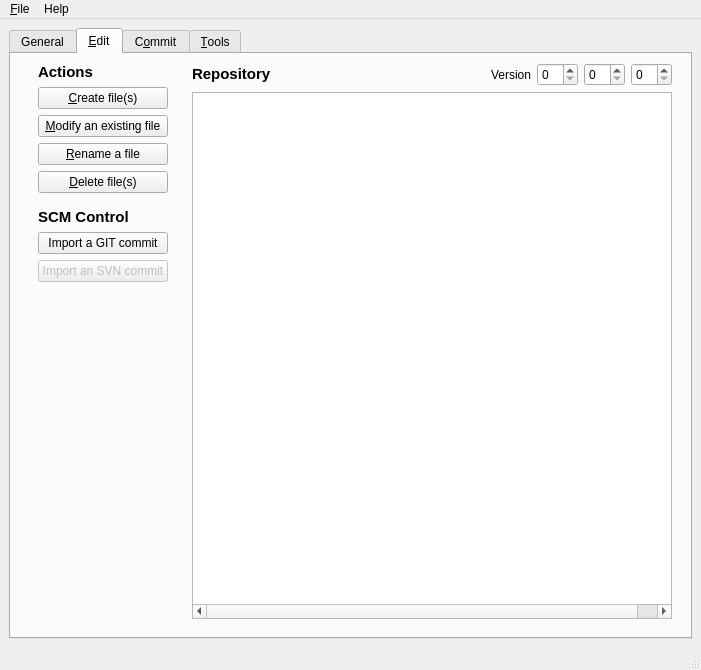
The window that resources/kiwi.ui (amireh/Kiwi) describes before a commit, drawn with Qt 5.
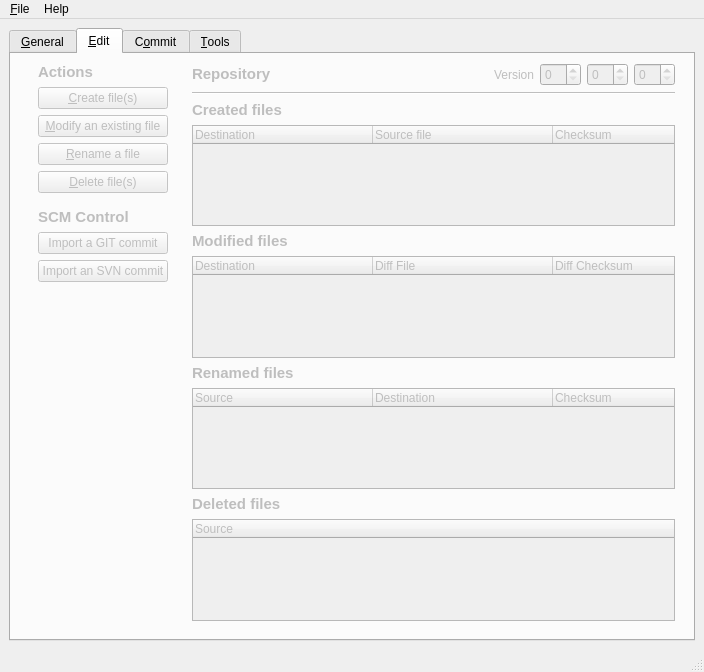
The same window after the commit. The open tabs and pages were chosen to show the change.

Commit message: added manual diff and checksum tools, creating tarball of patch repo, generating patch script, and support for two repository layout schemes

```diff
--- a/resources/kiwi.ui
+++ b/resources/kiwi.ui
@@ -6,8 +6,8 @@
    <rect>
     <x>0</x>
     <y>0</y>
-    <width>701</width>
-    <height>670</height>
+    <width>704</width>
+    <height>672</height>
    </rect>
   </property>
   <property name="windowTitle">
@@ -17,12 +17,21 @@
    <layout class="QGridLayout" name="gridLayout">
     <item row="1" column="0">
      <widget class="QTabWidget" name="tabWidget">
+      <property name="enabled">
+       <bool>true</bool>
+      </property>
+      <property name="tabShape">
+       <enum>QTabWidget::Rounded</enum>
+      </property>
       <property name="currentIndex">
        <number>0</number>
       </property>
+      <property name="documentMode">
+       <bool>false</bool>
+      </property>
       <widget class="QWidget" name="tabGeneral">
        <attribute name="title">
-        <string>General</string>
+        <string>&amp;General</string>
        </attribute>
        <layout class="QGridLayout" name="gridLayout_11">
         <item row="0" column="0">
@@ -127,6 +136,9 @@
        </layout>
       </widget>
       <widget class="QWidget" name="tabEdit">
+       <property name="enabled">
+        <bool>false</bool>
+       </property>
        <attribute name="title">
         <string>&amp;Edit</string>
        </attribute>
@@ -325,104 +337,6 @@
            <property name="verticalSpacing">
             <number>6</number>
            </property>
-           <item row="2" column="0" colspan="2">
-            <widget class="QTreeWidget" name="treeRepo">
-             <property name="sizePolicy">
-              <sizepolicy hsizetype="Preferred" vsizetype="Expanding">
-               <horstretch>0</horstretch>
-               <verstretch>0</verstretch>
-              </sizepolicy>
-             </property>
-             <property name="lineWidth">
-              <number>3</number>
-             </property>
-             <property name="midLineWidth">
-              <number>3</number>
-             </property>
-             <property name="tabKeyNavigation">
-              <bool>false</bool>
-             </property>
-             <property name="showDropIndicator" stdset="0">
-              <bool>false</bool>
-             </property>
-             <property name="alternatingRowColors">
-              <bool>true</bool>
-             </property>
-             <property name="selectionMode">
-              <enum>QAbstractItemView::ExtendedSelection</enum>
-             </property>
-             <property name="textElideMode">
-              <enum>Qt::ElideRight</enum>
-             </property>
-             <property name="indentation">
-              <number>0</number>
-             </property>
-             <property name="rootIsDecorated">
-              <bool>true</bool>
-             </property>
-             <property name="uniformRowHeights">
-              <bool>false</bool>
-             </property>
-             <property name="sortingEnabled">
-              <bool>true</bool>
-             </property>
-             <property name="animated">
-              <bool>false</bool>
-             </property>
-             <property name="allColumnsShowFocus">
-              <bool>false</bool>
-             </property>
-             <property name="headerHidden">
-              <bool>false</bool>
-             </property>
-             <attribute name="headerVisible">
-              <bool>false</bool>
-             </attribute>
-             <attribute name="headerCascadingSectionResizes">
-              <bool>false</bool>
-             </attribute>
-             <attribute name="headerDefaultSectionSize">
-              <number>100</number>
-             </attribute>
-             <attribute name="headerHighlightSections">
-              <bool>false</bool>
-             </attribute>
-             <attribute name="headerMinimumSectionSize">
-              <number>30</number>
-             </attribute>
-             <column>
-              <property name="text">
-               <string>Op</string>
-              </property>
-              <property name="font">
-               <font>
-                <weight>50</weight>
-                <bold>false</bold>
-               </font>
-              </property>
-             </column>
-             <column>
-              <property name="text">
-               <string>Client path</string>
-              </property>
-             </column>
-             <column>
-              <property name="text">
-               <string>Server path</string>
-              </property>
-             </column>
-             <column>
-              <property name="text">
-               <string>Aux path</string>
-              </property>
-             </column>
-             <column>
-              <property name="text">
-               <string>Checksum</string>
-              </property>
-             </column>
-            </widget>
-           </item>
            <item row="0" column="0">
             <widget class="QLabel" name="label_2">
              <property name="text">
@@ -504,6 +418,138 @@
              </layout>
             </widget>
            </item>
+           <item row="5" column="0" colspan="2">
+            <widget class="QTreeWidget" name="treeMods">
+             <attribute name="headerDefaultSectionSize">
+              <number>180</number>
+             </attribute>
+             <column>
+              <property name="text">
+               <string>Destination</string>
+              </property>
+             </column>
+             <column>
+              <property name="text">
+               <string>Diff File</string>
+              </property>
+             </column>
+             <column>
+              <property name="text">
+               <string>Diff Checksum</string>
+              </property>
+             </column>
+            </widget>
+           </item>
+           <item row="7" column="0" colspan="2">
+            <widget class="QTreeWidget" name="treeRenames">
+             <attribute name="headerDefaultSectionSize">
+              <number>180</number>
+             </attribute>
+             <column>
+              <property name="text">
+               <string>Source</string>
+              </property>
+             </column>
+             <column>
+              <property name="text">
+               <string>Destination</string>
+              </property>
+             </column>
+             <column>
+              <property name="text">
+               <string>Checksum</string>
+              </property>
+             </column>
+            </widget>
+           </item>
+           <item row="9" column="0" colspan="2">
+            <widget class="QTreeWidget" name="treeDeletions">
+             <attribute name="headerDefaultSectionSize">
+              <number>180</number>
+             </attribute>
+             <column>
+              <property name="text">
+               <string>Source</string>
+              </property>
+             </column>
+            </widget>
+           </item>
+           <item row="3" column="0" colspan="2">
+            <widget class="QTreeWidget" name="treeCreations">
+             <attribute name="headerDefaultSectionSize">
+              <number>180</number>
+             </attribute>
+             <column>
+              <property name="text">
+               <string>Destination</string>
+              </property>
+             </column>
+             <column>
+              <property name="text">
+               <string>Source file</string>
+              </property>
+             </column>
+             <column>
+              <property name="text">
+               <string>Checksum</string>
+              </property>
+             </column>
+            </widget>
+           </item>
+           <item row="2" column="0">
+            <widget class="QLabel" name="label_5">
+             <property name="text">
+              <string>&lt;!DOCTYPE HTML PUBLIC &quot;-//W3C//DTD HTML 4.0//EN&quot; &quot;http://www.w3.org/TR/REC-html40/strict.dtd&quot;&gt;
+&lt;html&gt;&lt;head&gt;&lt;meta name=&quot;qrichtext&quot; content=&quot;1&quot; /&gt;&lt;style type=&quot;text/css&quot;&gt;
+p, li { white-space: pre-wrap; }
+&lt;/style&gt;&lt;/head&gt;&lt;body style=&quot; font-family:'DejaVu Sans'; font-size:11pt; font-weight:400; font-style:normal;&quot;&gt;
+&lt;p style=&quot; margin-top:0px; margin-bottom:0px; margin-left:0px; margin-right:0px; -qt-block-indent:0; text-indent:0px;&quot;&gt;&lt;span style=&quot; font-weight:600;&quot;&gt;Created files&lt;/span&gt;&lt;/p&gt;&lt;/body&gt;&lt;/html&gt;</string>
+             </property>
+            </widget>
+           </item>
+           <item row="4" column="0">
+            <widget class="QLabel" name="label_18">
+             <property name="frameShape">
+              <enum>QFrame::NoFrame</enum>
+             </property>
+             <property name="text">
+              <string>&lt;!DOCTYPE HTML PUBLIC &quot;-//W3C//DTD HTML 4.0//EN&quot; &quot;http://www.w3.org/TR/REC-html40/strict.dtd&quot;&gt;
+&lt;html&gt;&lt;head&gt;&lt;meta name=&quot;qrichtext&quot; content=&quot;1&quot; /&gt;&lt;style type=&quot;text/css&quot;&gt;
+p, li { white-space: pre-wrap; }
+&lt;/style&gt;&lt;/head&gt;&lt;body style=&quot; font-family:'DejaVu Sans'; font-size:11pt; font-weight:400; font-style:normal;&quot;&gt;
+&lt;p style=&quot; margin-top:0px; margin-bottom:0px; margin-left:0px; margin-right:0px; -qt-block-indent:0; text-indent:0px;&quot;&gt;&lt;span style=&quot; font-weight:600;&quot;&gt;Modified files&lt;/span&gt;&lt;/p&gt;&lt;/body&gt;&lt;/html&gt;</string>
+             </property>
+            </widget>
+           </item>
+           <item row="6" column="0">
+            <widget class="QLabel" name="label_19">
+             <property name="text">
+              <string>&lt;!DOCTYPE HTML PUBLIC &quot;-//W3C//DTD HTML 4.0//EN&quot; &quot;http://www.w3.org/TR/REC-html40/strict.dtd&quot;&gt;
+&lt;html&gt;&lt;head&gt;&lt;meta name=&quot;qrichtext&quot; content=&quot;1&quot; /&gt;&lt;style type=&quot;text/css&quot;&gt;
+p, li { white-space: pre-wrap; }
+&lt;/style&gt;&lt;/head&gt;&lt;body style=&quot; font-family:'DejaVu Sans'; font-size:11pt; font-weight:400; font-style:normal;&quot;&gt;
+&lt;p style=&quot; margin-top:0px; margin-bottom:0px; margin-left:0px; margin-right:0px; -qt-block-indent:0; text-indent:0px;&quot;&gt;&lt;span style=&quot; font-weight:600;&quot;&gt;Renamed files&lt;/span&gt;&lt;/p&gt;&lt;/body&gt;&lt;/html&gt;</string>
+             </property>
+            </widget>
+           </item>
+           <item row="8" column="0">
+            <widget class="QLabel" name="label_20">
+             <property name="text">
+              <string>&lt;!DOCTYPE HTML PUBLIC &quot;-//W3C//DTD HTML 4.0//EN&quot; &quot;http://www.w3.org/TR/REC-html40/strict.dtd&quot;&gt;
+&lt;html&gt;&lt;head&gt;&lt;meta name=&quot;qrichtext&quot; content=&quot;1&quot; /&gt;&lt;style type=&quot;text/css&quot;&gt;
+p, li { white-space: pre-wrap; }
+&lt;/style&gt;&lt;/head&gt;&lt;body style=&quot; font-family:'DejaVu Sans'; font-size:11pt; font-weight:400; font-style:normal;&quot;&gt;
+&lt;p style=&quot; margin-top:0px; margin-bottom:0px; margin-left:0px; margin-right:0px; -qt-block-indent:0; text-indent:0px;&quot;&gt;&lt;span style=&quot; font-weight:600;&quot;&gt;Deleted files&lt;/span&gt;&lt;/p&gt;&lt;/body&gt;&lt;/html&gt;</string>
+             </property>
+            </widget>
+           </item>
+           <item row="1" column="0" colspan="2">
+            <widget class="Line" name="line">
+             <property name="orientation">
+              <enum>Qt::Horizontal</enum>
+             </property>
+            </widget>
+           </item>
           </layout>
          </widget>
         </item>
@@ -863,7 +909,7 @@
     <rect>
      <x>0</x>
      <y>0</y>
-     <width>701</width>
+     <width>704</width>
      <height>25</height>
     </rect>
    </property>
```
Left out of the diff: 263 changed lines with no effect on the pictures. The commit also changes 18 other files.
